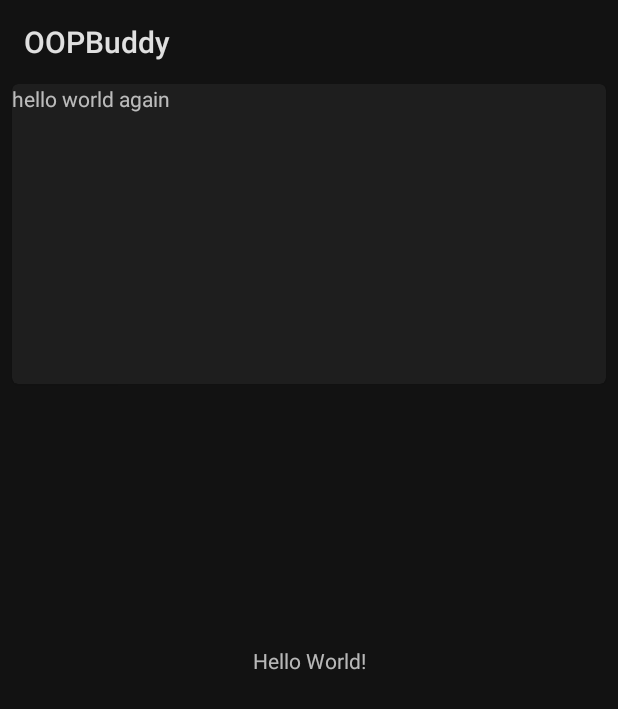
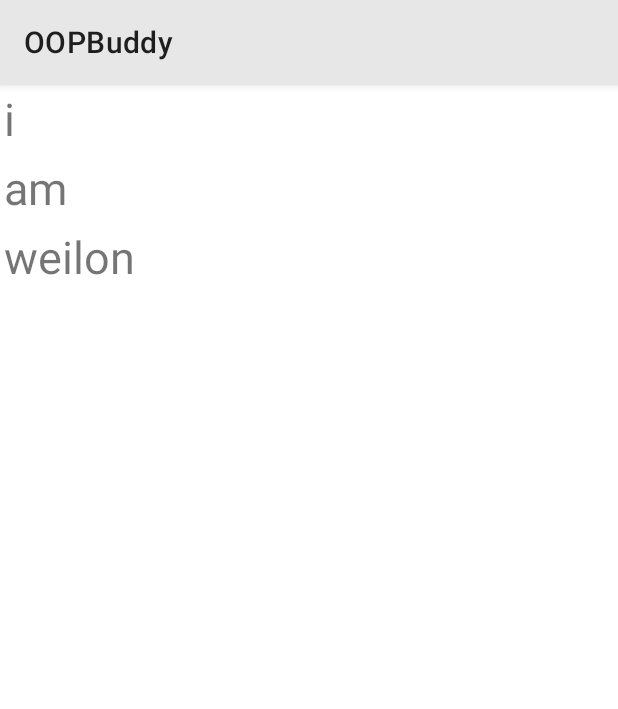
Before and after one commit to WeilonYing/INFS3634-Assignment, an Android app: the screen it shows after launch (MainActivity), on a phone screen of 412 x 824 dp. Shown: the top 709 px of the screen. Run offline under Robolectric (Android 15) with nearby library versions, the phone set to English and light mode, and no system bars.

Commit message:
Added recycler view to home screen

```diff
--- a/app/src/main/AndroidManifest.xml
+++ b/app/src/main/AndroidManifest.xml
@@ -9,7 +9,8 @@
         android:roundIcon="@mipmap/ic_launcher_round"
         android:supportsRtl="true"
         android:theme="@style/AppTheme">
-        <activity android:name=".MainActivity">
+        <activity android:name=".MainActivity"
+            android:theme="@style/AppTheme">
             <intent-filter>
                 <action android:name="android.intent.action.MAIN" />
 
--- a/app/src/main/java/moe/whale/oopbuddy/MainActivity.java
+++ b/app/src/main/java/moe/whale/oopbuddy/MainActivity.java
@@ -2,6 +2,13 @@ package moe.whale.oopbuddy;
 
 import android.support.v7.app.AppCompatActivity;
 import android.os.Bundle;
+import androidx.recyclerview.widget.LinearLayoutManager;
+import androidx.recyclerview.widget.RecyclerView;
+import moe.whale.oopbuddy.views.RecyclerViewAdapter;
+
+import java.util.ArrayList;
+import java.util.Arrays;
+import java.util.Collections;
 
 public class MainActivity extends AppCompatActivity {
 
@@ -9,6 +16,14 @@ public class MainActivity extends AppCompatActivity {
     protected void onCreate(Bundle savedInstanceState) {
         super.onCreate(savedInstanceState);
         setContentView(R.layout.activity_main);
+        String[] items = new String[] {"i", "am", "weilon"};
+        RecyclerView recyclerView = findViewById(R.id.topic_recycler_view);
+        RecyclerViewAdapter recyclerViewAdapter = new RecyclerViewAdapter(Arrays.asList(items));
+        LinearLayoutManager linearLayoutManager = new LinearLayoutManager(getApplicationContext());
+
+        recyclerView.setHasFixedSize(true);
+        recyclerView.setLayoutManager(linearLayoutManager);
+        recyclerView.setAdapter(recyclerViewAdapter);
 
     }
 }
--- /dev/null
+++ b/app/src/main/java/moe/whale/oopbuddy/views/RecyclerViewAdapter.java
@@ -0,0 +1,41 @@
+package moe.whale.oopbuddy.views;
+
+import android.content.Context;
+import android.view.LayoutInflater;
+import android.view.View;
+import android.view.ViewGroup;
+import androidx.annotation.NonNull;
+import androidx.recyclerview.widget.RecyclerView;
+import moe.whale.oopbuddy.R;
+
+import java.util.List;
+
+public class RecyclerViewAdapter extends RecyclerView.Adapter<RecyclerViewHolder> {
+    private List<String> objects;
+
+    public RecyclerViewAdapter(List<String> objects) {
+        super();
+        this.objects = objects;
+    }
+
+    @NonNull
+    @Override
+    public RecyclerViewHolder onCreateViewHolder(@NonNull ViewGroup viewGroup, int i) {
+        View v = LayoutInflater
+                .from(viewGroup.getContext())
+                .inflate(R.layout.topic_card_view, viewGroup, false);
+        RecyclerViewHolder viewHolder = new RecyclerViewHolder(v);
+        return viewHolder;
+    }
+
+    @Override
+    public void onBindViewHolder(@NonNull RecyclerViewHolder recyclerViewHolder, int i) {
+        recyclerViewHolder.mTopicText.setText(this.objects.get(i));
+    }
+
+    @Override
+    public int getItemCount() {
+        return this.objects.size();
+    }
+
+}
--- /dev/null
+++ b/app/src/main/java/moe/whale/oopbuddy/views/RecyclerViewHolder.java
@@ -0,0 +1,35 @@
+package moe.whale.oopbuddy.views;
+
+import android.view.View;
+import android.widget.TextView;
+import android.widget.Toast;
+import androidx.annotation.NonNull;
+import androidx.recyclerview.widget.RecyclerView;
+import com.google.android.material.card.MaterialCardView;
+import moe.whale.oopbuddy.R;
+
+public class RecyclerViewHolder extends RecyclerView.ViewHolder implements View.OnClickListener {
+    View mView;
+    MaterialCardView mCardView;
+    TextView mTopicText;
+
+    public RecyclerViewHolder(@NonNull View itemView) {
+        super(itemView);
+        itemView.setOnClickListener(this);
+        mView = itemView;
+
+        //mCardView = itemView.findViewById(R.id.topic_card_view);
+        mTopicText = itemView.findViewById(R.id.topic_text);
+        mTopicText.setText("blah");
+    }
+
+    @Override
+    public void onClick(View view) {
+        // TODO: Implement this
+        Toast.makeText(
+                view.getContext(),
+                Integer.toString(this.getAdapterPosition()) + " has been clicked.",
+                Toast.LENGTH_LONG)
+            .show();
+    }
+}
--- a/app/src/main/res/layout/activity_main.xml
+++ b/app/src/main/res/layout/activity_main.xml
@@ -6,29 +6,7 @@
     android:layout_height="match_parent"
     tools:context="moe.whale.oopbuddy.MainActivity">
 
-    <TextView
-        android:layout_width="wrap_content"
-        android:layout_height="wrap_content"
-        android:text="Hello World!"
-        app:layout_constraintBottom_toBottomOf="parent"
-        app:layout_constraintLeft_toLeftOf="parent"
-        app:layout_constraintRight_toRightOf="parent"
-        app:layout_constraintTop_toTopOf="parent" />
-
-    <com.google.android.material.card.MaterialCardView
-        android:layout_width="match_parent"
-        android:layout_height="wrap_content"
-        android:layout_marginLeft="@dimen/mtrl_card_spacing"
-        android:layout_marginTop="@dimen/mtrl_card_spacing"
-        android:layout_marginRight="@dimen/mtrl_card_spacing"
-        android:minHeight="200dp">
-        <TextView
-            android:layout_width="wrap_content"
-            android:layout_height="wrap_content"
-            android:text="hello world again"/>
-    </com.google.android.material.card.MaterialCardView>
-
-    <android.support.v7.widget.RecyclerView
+    <androidx.recyclerview.widget.RecyclerView
         android:id="@+id/topic_recycler_view"
         android:scrollbars="vertical"
         android:layout_width="match_parent"
--- /dev/null
+++ b/app/src/main/res/layout/topic_card_view.xml
@@ -0,0 +1,23 @@
+<?xml version="1.0" encoding="utf-8"?>
+<LinearLayout xmlns:android="http://schemas.android.com/apk/res/android"
+    android:layout_width="match_parent"
+    android:layout_height="wrap_content"
+    android:padding="1sp"
+    android:layout_margin="1sp">
+
+    <com.google.android.material.card.MaterialCardView
+        android:layout_width="match_parent"
+        android:layout_height="wrap_content"
+        android:id="@+id/topic_card_view">
+
+        <TextView
+            android:layout_width="wrap_content"
+            android:layout_height="wrap_content"
+            android:id="@+id/topic_text"
+            android:layout_alignParentTop="true"
+            android:textSize="30sp"
+            />
+
+    </com.google.android.material.card.MaterialCardView>
+
+</LinearLayout>
--- a/app/src/main/res/values/colors.xml
+++ b/app/src/main/res/values/colors.xml
@@ -1,6 +1,6 @@
 <?xml version="1.0" encoding="utf-8"?>
 <resources>
-    <color name="colorPrimary">#3F51B5</color>
+    <color name="colorPrimary">#e7e7e7</color>
     <color name="colorPrimaryDark">#303F9F</color>
     <color name="colorAccent">#FF4081</color>
 </resources>
--- a/app/src/main/res/values/styles.xml
+++ b/app/src/main/res/values/styles.xml
@@ -1,11 +1,12 @@
 <resources>
 
     <!-- Base application theme. -->
-    <style name="AppTheme" parent="Theme.MaterialComponents">
+    <style name="AppTheme" parent="Theme.MaterialComponents.Light">
         <!-- Customize your theme here. -->
         <item name="colorPrimary">@color/colorPrimary</item>
         <item name="colorPrimaryDark">@color/colorPrimaryDark</item>
         <item name="colorAccent">@color/colorAccent</item>
+        <item name="android:statusBarColor">@color/colorPrimaryDark</item>
     </style>
 
 </resources>
```
